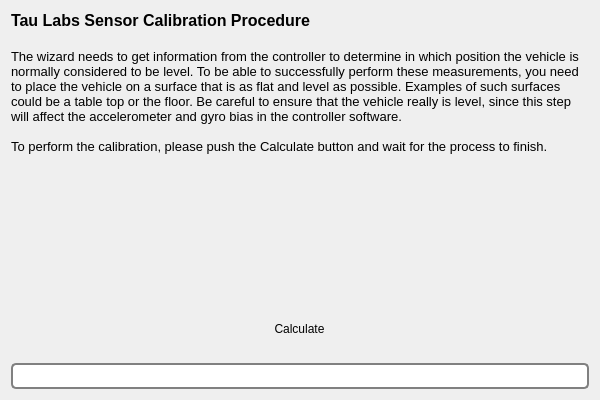
Qt form ground/gcs/src/plugins/setupwizard/pages/biascalibrationpage.ui (TauLabs/TauLabs) before a commit.
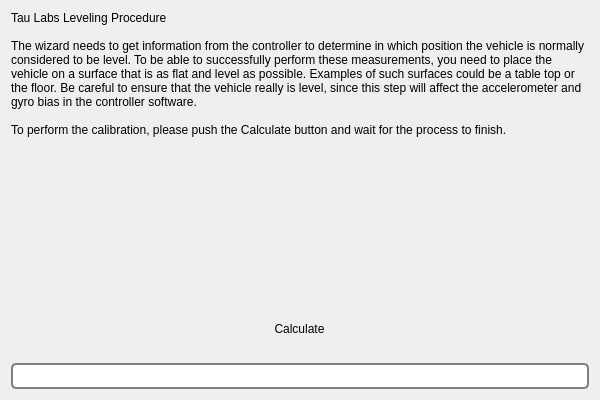
The same form after that commit. Icons and pictures are not drawn.

Commit message:
SetupWizard: strip formatting from text
The formatting applied does not work well across platforms.  Removing
until that is improved.

```diff
--- a/ground/gcs/src/plugins/setupwizard/pages/biascalibrationpage.ui
+++ b/ground/gcs/src/plugins/setupwizard/pages/biascalibrationpage.ui
@@ -17,15 +17,11 @@
    <item>
     <widget class="QLabel" name="label">
      <property name="text">
-      <string>&lt;!DOCTYPE HTML PUBLIC &quot;-//W3C//DTD HTML 4.0//EN&quot; &quot;http://www.w3.org/TR/REC-html40/strict.dtd&quot;&gt;
-&lt;html&gt;&lt;head&gt;&lt;meta name=&quot;qrichtext&quot; content=&quot;1&quot; /&gt;&lt;style type=&quot;text/css&quot;&gt;
-p, li { white-space: pre-wrap; }
-&lt;/style&gt;&lt;/head&gt;&lt;body style=&quot; font-family:'Lucida Grande'; font-size:13pt; font-weight:400; font-style:normal;&quot;&gt;
-&lt;p style=&quot; margin-top:0px; margin-bottom:0px; margin-left:0px; margin-right:0px; -qt-block-indent:0; text-indent:0px;&quot;&gt;&lt;span style=&quot; font-family:'MS Shell Dlg 2'; font-size:12pt; font-weight:600;&quot;&gt;Tau Labs Sensor Calibration Procedure&lt;/span&gt;&lt;/p&gt;
-&lt;p style=&quot;-qt-paragraph-type:empty; margin-top:0px; margin-bottom:0px; margin-left:0px; margin-right:0px; -qt-block-indent:0; text-indent:0px; font-family:'MS Shell Dlg 2'; font-size:12pt; font-weight:600;&quot;&gt;&lt;br /&gt;&lt;/p&gt;
-&lt;p style=&quot; margin-top:0px; margin-bottom:0px; margin-left:0px; margin-right:0px; -qt-block-indent:0; text-indent:0px;&quot;&gt;&lt;span style=&quot; font-family:'MS Shell Dlg 2'; font-size:10pt;&quot;&gt;The wizard needs to get information from the controller to determine in which position the vehicle is normally considered to be level. To be able to successfully perform these measurements, you need to place the vehicle on a surface that is as flat and level as possible. Examples of such surfaces could be a table top or the floor. Be careful to ensure that the vehicle really is level, since this step will affect the accelerometer and gyro bias in the controller software.&lt;/span&gt;&lt;/p&gt;
-&lt;p style=&quot;-qt-paragraph-type:empty; margin-top:0px; margin-bottom:0px; margin-left:0px; margin-right:0px; -qt-block-indent:0; text-indent:0px; font-family:'MS Shell Dlg 2'; font-size:10pt;&quot;&gt;&lt;br /&gt;&lt;/p&gt;
-&lt;p style=&quot; margin-top:0px; margin-bottom:0px; margin-left:0px; margin-right:0px; -qt-block-indent:0; text-indent:0px;&quot;&gt;&lt;span style=&quot; font-family:'MS Shell Dlg 2'; font-size:10pt;&quot;&gt;To perform the calibration, please push the Calculate button and wait for the process to finish. &lt;/span&gt;&lt;/p&gt;&lt;/body&gt;&lt;/html&gt;</string>
+      <string>Tau Labs Leveling Procedure
+
+The wizard needs to get information from the controller to determine in which position the vehicle is normally considered to be level. To be able to successfully perform these measurements, you need to place the vehicle on a surface that is as flat and level as possible. Examples of such surfaces could be a table top or the floor. Be careful to ensure that the vehicle really is level, since this step will affect the accelerometer and gyro bias in the controller software.
+
+To perform the calibration, please push the Calculate button and wait for the process to finish. </string>
      </property>
      <property name="alignment">
       <set>Qt::AlignLeading|Qt::AlignLeft|Qt::AlignTop</set>
```
The commit also changes 13 other files.
